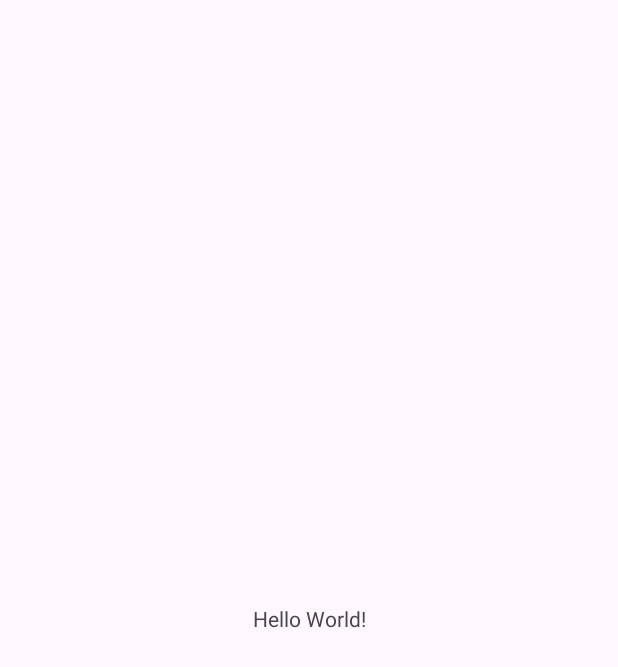
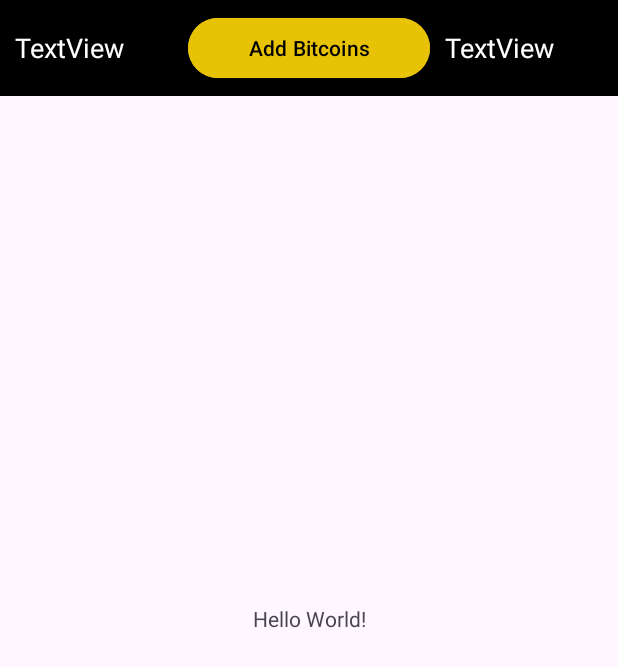
Before and after one commit to Nazar-TK/Expense_Tracking_App, an Android app: the screen it shows after launch (MainActivity), on a phone screen of 412 x 824 dp. Before the commit the part shown is almost empty. Shown: the top 667 px of the screen. Run offline under Robolectric (Android 15) with nearby library versions, the phone set to English and light mode, and no system bars.

Commit message:
Created layout for upper sector of main screen

```diff
--- a/app/src/main/res/layout/activity_main.xml
+++ b/app/src/main/res/layout/activity_main.xml
@@ -6,7 +6,49 @@
     android:layout_height="match_parent"
     tools:context=".presentation.MainActivity">
 
+    <LinearLayout
+        android:layout_width="0dp"
+        android:layout_height="wrap_content"
+        android:background="@color/black"
+        android:orientation="horizontal"
+        android:gravity="center_vertical"
+        app:layout_constraintEnd_toEndOf="parent"
+        app:layout_constraintStart_toStartOf="parent"
+        app:layout_constraintTop_toTopOf="parent">
+
+        <TextView
+            android:id="@+id/tvBitcoinBalance"
+            android:layout_width="wrap_content"
+            android:layout_height="wrap_content"
+            android:layout_marginHorizontal="10dp"
+            android:layout_weight="1"
+            android:text="TextView"
+            android:textSize="18sp"
+            android:textColor="@color/white" />
+
+        <Button
+            android:id="@+id/btnRecharge"
+            android:layout_width="wrap_content"
+            android:layout_height="wrap_content"
+            android:layout_weight="1"
+            android:layout_marginVertical="8dp"
+            android:backgroundTint="@color/yellow"
+            android:text="@string/add_bitcoins"
+            android:textColor="@color/black" />
+
+        <TextView
+            android:id="@+id/tvBitcoinRate"
+            android:layout_width="wrap_content"
+            android:layout_height="wrap_content"
+            android:layout_marginHorizontal="10dp"
+            android:layout_weight="1"
+            android:text="TextView"
+            android:textSize="18sp"
+            android:textColor="@color/white" />
+    </LinearLayout>
+
     <TextView
+        android:id="@+id/textView"
         android:layout_width="wrap_content"
         android:layout_height="wrap_content"
         android:text="Hello World!"
--- a/app/src/main/res/values/colors.xml
+++ b/app/src/main/res/values/colors.xml
@@ -2,4 +2,5 @@
 <resources>
     <color name="black">#FF000000</color>
     <color name="white">#FFFFFFFF</color>
+    <color name="yellow">#FFE8C205</color>
 </resources>
--- a/app/src/main/res/values/strings.xml
+++ b/app/src/main/res/values/strings.xml
@@ -1,3 +1,5 @@
 <resources>
     <string name="app_name">ExpensesTracker</string>
+
+    <string name="add_bitcoins">Add Bitcoins</string>
 </resources>
```
